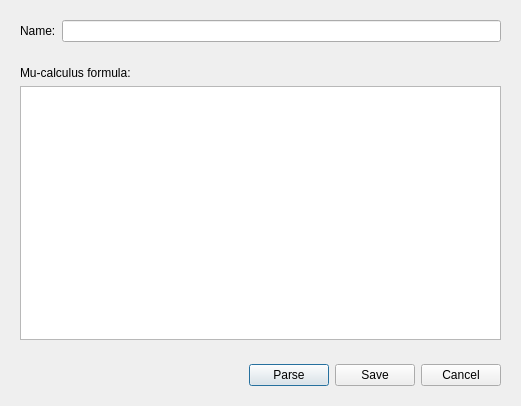
First picture: the form in tools/release/mcrl2ide/addeditpropertydialog.ui, repository mCRL2org/mCRL2, before the edit.
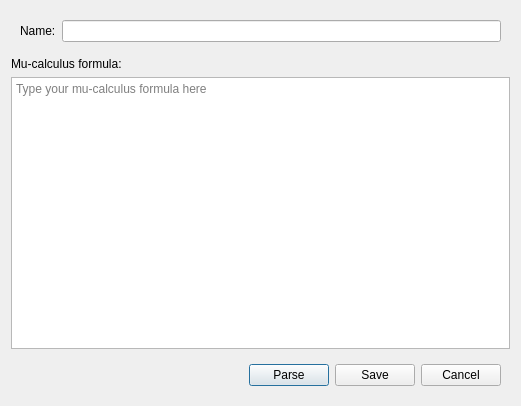
Second picture: the form after the edit. Custom widgets are drawn as their Qt base class.

The edit to the form file:
```diff
--- a/tools/release/mcrl2ide/addeditpropertydialog.ui
+++ b/tools/release/mcrl2ide/addeditpropertydialog.ui
@@ -31,9 +31,6 @@
     </widget>
    </item>
    <item>
-    <widget class="QWidget" name="widget_3" native="true">
-     <layout class="QVBoxLayout" name="verticalLayout">
-      <item>
        <widget class="QLabel" name="label">
         <property name="text">
          <string>Mu-calculus formula:</string>
@@ -41,9 +38,10 @@
        </widget>
       </item>
       <item>
-       <widget class="CodeEditor" name="propertyTextField"/>
-      </item>
-     </layout>
+    <widget class="CodeEditor" name="formulaTextField">
+     <property name="placeholderText">
+      <string>Type your mu-calculus formula here</string>
+     </property>
     </widget>
    </item>
    <item>
```
Lines whose indentation alone changed are shown as unchanged.
